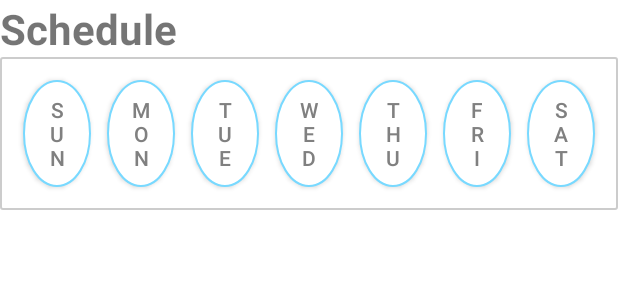
After one commit to ChristosKaktsis/Ptyxiakh, an Android app: the layout fragment_schedule.xml on its own in the app's theme, with its tools: preview values and no code run, on a phone screen of 412 x 824 dp. The commit adds this screen. Shown: the top 300 px of the screen. Run offline under Robolectric (Android 15) with nearby library versions, the phone set to English and light mode, and no system bars.

Commit message:
Added Schedule Fragment

```diff
--- a/src/main/java/com/example/ptyxiakh/About_fragment.java
+++ b/src/main/java/com/example/ptyxiakh/About_fragment.java
@@ -44,7 +44,7 @@ public class About_fragment extends Fragment {
      */
     // TODO: Rename and change types and number of parameters
     public static About_fragment newInstance(ArrayList<String> param1, ArrayList<String> param2) {
-        About_fragment fragment = new About_fragment();
+        final About_fragment fragment = new About_fragment();
         Bundle args = new Bundle();
         args.putStringArrayList(ARG_PARAM1, param1);
         args.putStringArrayList(ARG_PARAM2, param2);
--- a/src/main/java/com/example/ptyxiakh/DisplayLessons.java
+++ b/src/main/java/com/example/ptyxiakh/DisplayLessons.java
@@ -88,6 +88,13 @@ public class DisplayLessons extends Fragment  implements View.OnClickListener{
         examinoTextView = view.findViewById(R.id.examinoTextView);
 
         //
+        //set the examino and the Adapter table
+        //
+        setTheAdapter(examino.get(0));
+        examinoTextView.setText(examino.get(0));
+
+
+        //
         //set the buttons
         //
         Button examino_1_button = view.findViewById(R.id.examino_1_Button);
@@ -113,11 +120,6 @@ public class DisplayLessons extends Fragment  implements View.OnClickListener{
         examino_10_button.setOnClickListener(this::onClick);
 
 
-
-        //
-        //Call async from here
-        //
-        //((MainActivity) getActivity()).callAsyncTask();
 
         return view;
     }
@@ -195,5 +197,6 @@ public class DisplayLessons extends Fragment  implements View.OnClickListener{
         lessonAdapter = new LessonAdapter(currentItems, this.getContext());
 
         recyclerView.setAdapter(lessonAdapter);
+
     }
 }
--- a/src/main/java/com/example/ptyxiakh/MainActivity.java
+++ b/src/main/java/com/example/ptyxiakh/MainActivity.java
@@ -80,10 +80,12 @@ public class MainActivity extends AppCompatActivity {
 
     //Add the fragment in the Frame layout
     public void setCurrentFragment(Fragment fragment){
+
         getSupportFragmentManager().beginTransaction()
                 .replace(R.id.flfragment, fragment)
-                .addToBackStack("")
+                .addToBackStack(null)
                 .commit();
+
     }
 
     //
--- a/src/main/java/com/example/ptyxiakh/Main_Fragment.java
+++ b/src/main/java/com/example/ptyxiakh/Main_Fragment.java
@@ -37,6 +37,7 @@ public class Main_Fragment extends Fragment implements View.OnClickListener {
         //set the button views
         ImageButton aboutusbtn = view.findViewById(R.id.about_us_button);
         ImageButton lessonbtn = view.findViewById(R.id.lessons_button);
+        ImageButton schedulebtn = view.findViewById(R.id.schedule_button);
 
         /**
          * set on click to every button in the main fragment
@@ -44,6 +45,7 @@ public class Main_Fragment extends Fragment implements View.OnClickListener {
          */
         aboutusbtn.setOnClickListener(this::onClick);
         lessonbtn.setOnClickListener(this::onClick);
+        schedulebtn.setOnClickListener(this::onClick);
         return view;
     }
 
@@ -63,8 +65,12 @@ public class Main_Fragment extends Fragment implements View.OnClickListener {
                 ((MainActivity)getActivity()).callAsyncTask("GET_ABOUT");
                 break;
             case R.id.lessons_button :
-                // call the About_Fragment
+                // call the DisplayLessons
                 ((MainActivity)getActivity()).callAsyncTask("GET_LESSONS");
+                break;
+            case R.id.schedule_button :
+                // call the Schedule_fragment
+                ((MainActivity)getActivity()).setCurrentFragment(new ScheduleFragment());
                 break;
 
         }
--- /dev/null
+++ b/src/main/java/com/example/ptyxiakh/ScheduleFragment.java
@@ -0,0 +1,64 @@
+package com.example.ptyxiakh;
+
+import android.os.Bundle;
+
+import androidx.fragment.app.Fragment;
+
+import android.view.LayoutInflater;
+import android.view.View;
+import android.view.ViewGroup;
+
+/**
+ * A simple {@link Fragment} subclass.
+ * Use the {@link ScheduleFragment#newInstance} factory method to
+ * create an instance of this fragment.
+ */
+public class ScheduleFragment extends Fragment {
+
+    // TODO: Rename parameter arguments, choose names that match
+    // the fragment initialization parameters, e.g. ARG_ITEM_NUMBER
+    private static final String ARG_PARAM1 = "param1";
+    private static final String ARG_PARAM2 = "param2";
+
+    // TODO: Rename and change types of parameters
+    private String mParam1;
+    private String mParam2;
+
+    public ScheduleFragment() {
+        // Required empty public constructor
+    }
+
+    /**
+     * Use this factory method to create a new instance of
+     * this fragment using the provided parameters.
+     *
+     * @param param1 Parameter 1.
+     * @param param2 Parameter 2.
+     * @return A new instance of fragment ScheduleFragment.
+     */
+    // TODO: Rename and change types and number of parameters
+    public static ScheduleFragment newInstance(String param1, String param2) {
+        ScheduleFragment fragment = new ScheduleFragment();
+        Bundle args = new Bundle();
+        args.putString(ARG_PARAM1, param1);
+        args.putString(ARG_PARAM2, param2);
+        fragment.setArguments(args);
+        return fragment;
+    }
+
+    @Override
+    public void onCreate(Bundle savedInstanceState) {
+        super.onCreate(savedInstanceState);
+        if (getArguments() != null) {
+            mParam1 = getArguments().getString(ARG_PARAM1);
+            mParam2 = getArguments().getString(ARG_PARAM2);
+        }
+    }
+
+    @Override
+    public View onCreateView(LayoutInflater inflater, ViewGroup container,
+                             Bundle savedInstanceState) {
+        // Inflate the layout for this fragment
+        return inflater.inflate(R.layout.fragment_schedule, container, false);
+    }
+}
--- /dev/null
+++ b/src/main/res/drawable/button_default.xml
@@ -0,0 +1,11 @@
+<?xml version="1.0" encoding="utf-8"?>
+<shape
+    xmlns:android="http://schemas.android.com/apk/res/android"
+    android:shape="oval">
+    <solid
+        android:color="#FFFFFF"/>
+    <stroke
+        android:width="1dp"
+        android:color="#78d9ff" />
+
+</shape>
--- /dev/null
+++ b/src/main/res/drawable/button_focused.xml
@@ -0,0 +1,12 @@
+<?xml version="1.0" encoding="utf-8"?>
+<shape
+    xmlns:android="http://schemas.android.com/apk/res/android"
+    android:shape="oval">
+
+    <solid
+        android:color="#56b0ff"/>
+    <stroke
+        android:width="1dp"
+        android:color="#78d9ff" />
+
+</shape>
--- /dev/null
+++ b/src/main/res/drawable/button_pressed.xml
@@ -0,0 +1,12 @@
+<?xml version="1.0" encoding="utf-8"?>
+<shape
+    xmlns:android="http://schemas.android.com/apk/res/android"
+    android:shape="oval">
+
+    <solid
+        android:color="#56b0ff"/>
+    <stroke
+        android:width="1dp"
+        android:color="#78d9ff" />
+
+</shape>
--- /dev/null
+++ b/src/main/res/drawable/custom_button_style.xml
@@ -0,0 +1,10 @@
+<?xml version="1.0" encoding="utf-8"?>
+<selector xmlns:android="http://schemas.android.com/apk/res/android">
+    <item android:drawable="@drawable/button_pressed"
+        android:state_pressed="true" />
+    <item android:drawable="@drawable/button_focused"
+        android:state_focused="true" />
+    <item android:drawable="@drawable/button_focused"
+        android:state_hovered="true"/>
+    <item android:drawable="@drawable/button_default" />
+</selector>
--- /dev/null
+++ b/src/main/res/drawable/layoutborderstyle.xml
@@ -0,0 +1,6 @@
+<?xml version="1.0" encoding="utf-8"?>
+<shape xmlns:android="http://schemas.android.com/apk/res/android" android:shape="rectangle">
+    <corners android:radius="1dp"/>
+    <padding android:left="10dp" android:right="10dp" android:top="10dp" android:bottom="10dp"/>
+    <stroke android:width="1dp" android:color="#CCCCCC"/>
+</shape>
--- /dev/null
+++ b/src/main/res/drawable/whitebuttonstyle.xml
@@ -0,0 +1,12 @@
+<?xml version="1.0" encoding="utf-8"?>
+<shape
+    xmlns:android="http://schemas.android.com/apk/res/android"
+    android:shape="oval">
+
+    <solid
+        android:color="#FFFFFF"/>
+    <stroke
+        android:width="1dp"
+        android:color="#78d9ff" />
+
+</shape>
--- /dev/null
+++ b/src/main/res/layout/fragment_schedule.xml
@@ -0,0 +1,111 @@
+<?xml version="1.0" encoding="utf-8"?>
+<FrameLayout xmlns:android="http://schemas.android.com/apk/res/android"
+    xmlns:app="http://schemas.android.com/apk/res-auto"
+    xmlns:tools="http://schemas.android.com/tools"
+    android:layout_width="match_parent"
+    android:layout_height="match_parent"
+    tools:context=".ScheduleFragment">
+
+   <LinearLayout
+       android:layout_width="match_parent"
+       android:layout_height="wrap_content"
+       android:orientation="vertical">
+
+       <TextView
+           android:layout_width="match_parent"
+           android:layout_height="wrap_content"
+           android:text="Schedule"
+           android:textStyle="bold"
+           android:textSize="28dp"/>
+
+       <LinearLayout
+           android:layout_width="match_parent"
+           android:layout_height="wrap_content"
+           android:orientation="horizontal"
+           android:background="@drawable/layoutborderstyle">
+
+           <Button
+               android:id="@+id/sun_button"
+               android:layout_width="wrap_content"
+               android:layout_height="wrap_content"
+               android:text="Sun"
+               android:textColor="#808080"
+               android:layout_margin="5dp"
+               android:layout_weight="1"
+               app:backgroundTint="@null"
+               android:background="@drawable/custom_button_style" />
+
+           <Button
+               android:id="@+id/mon_button"
+               android:layout_width="wrap_content"
+               android:layout_height="wrap_content"
+               android:text="Mon"
+               android:textColor="#808080"
+               android:layout_weight="1"
+               android:layout_margin="5dp"
+               app:backgroundTint="@null"
+               android:background="@drawable/whitebuttonstyle"/>
+
+           <Button
+               android:id="@+id/tue_button"
+               android:layout_width="wrap_content"
+               android:layout_height="wrap_content"
+               android:text="Tue"
+               android:textColor="#808080"
+               android:layout_weight="1"
+               android:layout_margin="5dp"
+               app:backgroundTint="@null"
+               android:background="@drawable/whitebuttonstyle"/>
+
+           <Button
+               android:id="@+id/wed_button"
+               android:layout_width="wrap_content"
+               android:layout_height="wrap_content"
+               android:text="wed"
+               android:textColor="#808080"
+               android:layout_weight="1"
+               android:layout_margin="5dp"
+               app:backgroundTint="@null"
+               android:background="@drawable/whitebuttonstyle"/>
+
+           <Button
+               android:id="@+id/thu_button"
+               android:layout_width="wrap_content"
+               android:layout_height="wrap_content"
+               android:text="Thu"
+               android:textColor="#808080"
+               android:layout_weight="1"
+               android:layout_margin="5dp"
+               app:backgroundTint="@null"
+               android:background="@drawable/whitebuttonstyle"/>
+
+           <Button
+               android:id="@+id/fri_button"
+               android:layout_width="wrap_content"
+               android:layout_height="wrap_content"
+               android:text="Fri"
+               android:textColor="#808080"
+               android:layout_weight="1"
+               android:layout_margin="5dp"
+               app:backgroundTint="@null"
+               android:background="@drawable/whitebuttonstyle"/>
+
+           <Button
+               android:id="@+id/sat_button"
+               android:layout_width="wrap_content"
+               android:layout_height="wrap_content"
+               android:text="Sat"
+               android:textColor="#808080"
+               android:layout_weight="1"
+               android:layout_margin="5dp"
+               app:backgroundTint="@null"
+               android:background="@drawable/whitebuttonstyle"/>
+
+
+       </LinearLayout>
+
+
+
+   </LinearLayout>
+
+</FrameLayout>
--- a/src/main/res/layout/main_fragment.xml
+++ b/src/main/res/layout/main_fragment.xml
@@ -113,6 +113,7 @@
                  app:layout_constraintTop_toTopOf="parent">
 
                 <ImageButton
+                    android:id="@+id/schedule_button"
                     android:layout_width="100dp"
                     android:layout_height="100dp"
 
```
